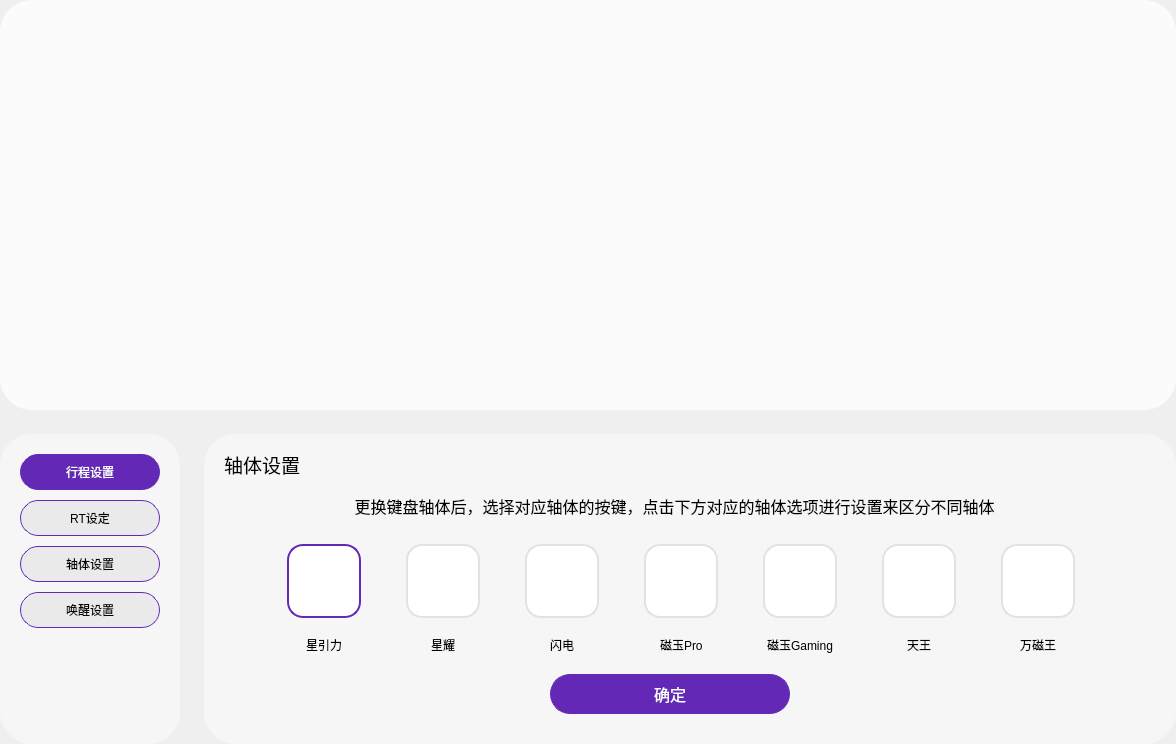
Old version of the form FrameMagic.ui in the repository wlffeng2008/AkkoStudio.
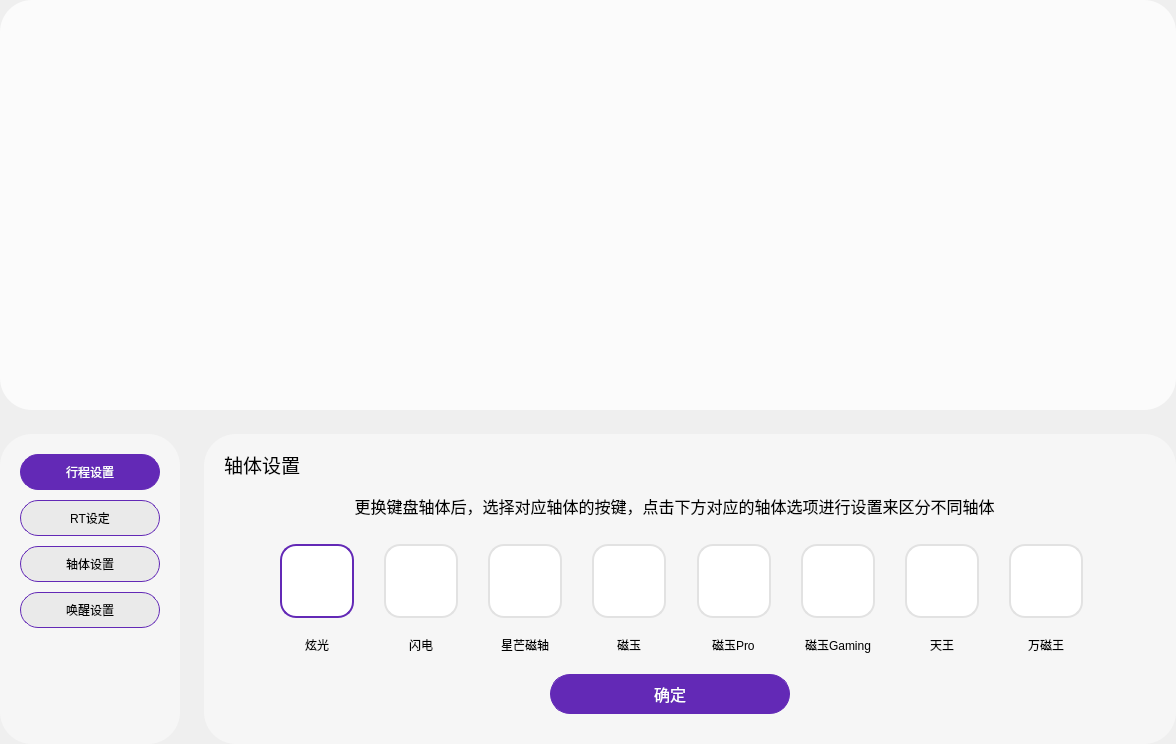
New version of the form. The open tabs and pages were chosen to show the change. Icons and pictures are not drawn. Custom widgets are drawn as their Qt base class.

```diff
--- a/FrameMagic.ui
+++ b/FrameMagic.ui
@@ -1485,7 +1485,7 @@
                 <item alignment="Qt::AlignmentFlag::AlignHCenter">
                  <widget class="QLabel" name="label_17">
                   <property name="text">
-                   <string>星引力</string>
+                   <string>炫光</string>
                   </property>
                  </widget>
                 </item>
@@ -1532,7 +1532,7 @@
                 <item alignment="Qt::AlignmentFlag::AlignHCenter">
                  <widget class="QLabel" name="label_18">
                   <property name="text">
-                   <string>星耀</string>
+                   <string>闪电</string>
                   </property>
                  </widget>
                 </item>
@@ -1579,7 +1579,7 @@
                 <item alignment="Qt::AlignmentFlag::AlignHCenter">
                  <widget class="QLabel" name="label_19">
                   <property name="text">
-                   <string>闪电</string>
+                   <string>星芒磁轴</string>
                   </property>
                  </widget>
                 </item>
@@ -1626,7 +1626,7 @@
                 <item alignment="Qt::AlignmentFlag::AlignHCenter">
                  <widget class="QLabel" name="label_20">
                   <property name="text">
-                   <string>磁玉Pro</string>
+                   <string>磁玉</string>
                   </property>
                  </widget>
                 </item>
@@ -1673,7 +1673,7 @@
                 <item alignment="Qt::AlignmentFlag::AlignHCenter">
                  <widget class="QLabel" name="label_21">
                   <property name="text">
-                   <string>磁玉Gaming</string>
+                   <string>磁玉Pro</string>
                   </property>
                  </widget>
                 </item>
@@ -1720,7 +1720,7 @@
                 <item alignment="Qt::AlignmentFlag::AlignHCenter">
                  <widget class="QLabel" name="label_22">
                   <property name="text">
-                   <string>天王</string>
+                   <string>磁玉Gaming</string>
                   </property>
                  </widget>
                 </item>
@@ -1765,7 +1765,54 @@
                  </widget>
                 </item>
                 <item alignment="Qt::AlignmentFlag::AlignHCenter">
-                 <widget class="QLabel" name="label_23">
+                 <widget class="QLabel" name="labelName6">
+                  <property name="text">
+                   <string>天王</string>
+                  </property>
+                 </widget>
+                </item>
+               </layout>
+              </item>
+              <item>
+               <layout class="QVBoxLayout" name="verticalLayout_14">
+                <property name="spacing">
+                 <number>15</number>
+                </property>
+                <item alignment="Qt::AlignmentFlag::AlignHCenter">
+                 <widget class="QPushButton" name="pushButtonMT7">
+                  <property name="styleSheet">
+                   <string notr="true">QPushButton{min-width:70px;min-height:70px;border:2px solid #E2E2E2;border-radius:16px;background-color:white;}
+QPushButton:checked { border-color: #6329B6; }</string>
+                  </property>
+                  <property name="text">
+                   <string/>
+                  </property>
+                  <property name="icon">
+                   <iconset resource="res.qrc">
+                    <normaloff>:/images/rt/mtico05.png</normaloff>:/images/rt/mtico05.png</iconset>
+                  </property>
+                  <property name="iconSize">
+                   <size>
+                    <width>64</width>
+                    <height>64</height>
+                   </size>
+                  </property>
+                  <property name="checkable">
+                   <bool>true</bool>
+                  </property>
+                  <property name="autoExclusive">
+                   <bool>true</bool>
+                  </property>
+                  <property name="flat">
+                   <bool>true</bool>
+                  </property>
+                  <attribute name="buttonGroup">
+                   <string notr="true">buttonGroupMT</string>
+                  </attribute>
+                 </widget>
+                </item>
+                <item alignment="Qt::AlignmentFlag::AlignHCenter">
+                 <widget class="QLabel" name="labelName7">
                   <property name="text">
                    <string>万磁王</string>
                   </property>
@@ -1830,6 +1877,12 @@
   </layout>
  </widget>
  <customwidgets>
+  <customwidget>
+   <class>NewTabWidget</class>
+   <extends>QTabWidget</extends>
+   <header location="global">newtabwidget.h</header>
+   <container>1</container>
+  </customwidget>
   <customwidget>
    <class>ToggleButton</class>
    <extends>QCheckBox</extends>
@@ -1841,12 +1894,6 @@
    <header>modulekeyboard.h</header>
    <container>1</container>
   </customwidget>
-  <customwidget>
-   <class>NewTabWidget</class>
-   <extends>QTabWidget</extends>
-   <header location="global">newtabwidget.h</header>
-   <container>1</container>
-  </customwidget>
   <customwidget>
    <class>ModuleLinear</class>
    <extends>QFrame</extends>
```
Left out of the diff: 36 changed lines with no effect on the pictures.
